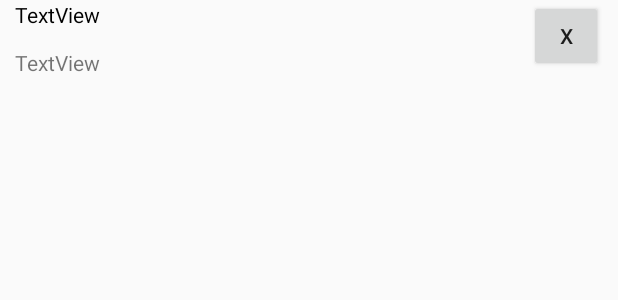
After one commit to RomanBashmakov/Android_AudioMessenger, an Android app: the layout my_message_layout.xml on its own in the app's theme, with its tools: preview values and no code run, on a phone screen of 412 x 824 dp. The commit adds this screen. Shown: the top 300 px of the screen. Run offline under Robolectric (Android 15) with nearby library versions, the phone set to English and light mode, and no system bars.

Commit message:
V1.0.5 before modifying the Receiver

```diff
--- a/app/src/main/java/com/example/audiorecorder/AmplitudeReader.java
+++ b/app/src/main/java/com/example/audiorecorder/AmplitudeReader.java
@@ -110,4 +110,6 @@ public class AmplitudeReader extends Thread {
         }
     }
 
+
+
 }
--- /dev/null
+++ b/app/src/main/java/com/example/audiorecorder/MyMessagesAdapterCallback.java
@@ -0,0 +1,5 @@
+package com.example.audiorecorder;
+
+public interface MyMessagesAdapterCallback {
+    void deleteItem(int Position);
+}
--- a/app/src/main/java/com/example/audiorecorder/application/SignalConstructor.java
+++ b/app/src/main/java/com/example/audiorecorder/application/SignalConstructor.java
@@ -43,7 +43,6 @@ public class SignalConstructor extends Thread {
         numSamples = (int) (sampleRate * duration);
         samples = new double[numSamples];
         buffer = new short[numSamples];
-        booleanList = new ArrayList<Boolean>(1000);//bits number
     }
 
     public void addHandler(Handler handler)
@@ -74,8 +73,9 @@ public class SignalConstructor extends Thread {
         }
 
         //booleanList initialization
-        for (int i = 0; i < 1000; ++i){
-            booleanList.set(i, false);
+        booleanList = new ArrayList<>();
+        for (int i = 0; i <= 1000; i++){
+            booleanList.add(false);
         }
 
         //text into bytes
--- /dev/null
+++ b/app/src/main/res/layout/my_message_layout.xml
@@ -0,0 +1,53 @@
+<?xml version="1.0" encoding="utf-8"?>
+<android.support.constraint.ConstraintLayout xmlns:android="http://schemas.android.com/apk/res/android"
+    android:id="@+id/settingLayout"
+    xmlns:app="http://schemas.android.com/apk/res-auto"
+    xmlns:tools="http://schemas.android.com/tools"
+    android:layout_width="match_parent"
+    android:layout_height="wrap_content"
+    android:layout_marginLeft="10dp"
+    android:layout_marginRight="10dp"
+    app:layout_constraintTop_toTopOf="parent">
+
+    <LinearLayout
+        android:layout_width="match_parent"
+        android:layout_height="wrap_content"
+        app:layout_constraintTop_toTopOf="parent"
+        android:orientation="horizontal"
+        android:weightSum="8">
+
+        <LinearLayout
+            android:layout_width="0dp"
+            android:layout_height="match_parent"
+            android:layout_weight="7"
+            android:orientation="vertical"
+            android:weightSum="3">
+
+            <TextView
+                android:id="@+id/textMessage"
+                android:textColor="@color/black"
+                android:layout_width="match_parent"
+                android:layout_height="0dp"
+                android:layout_weight="2"
+                android:text="TextView" />
+
+            <TextView
+                android:id="@+id/textData"
+                android:layout_width="match_parent"
+                android:layout_height="0dp"
+                android:layout_weight="1"
+                android:text="TextView" />
+
+        </LinearLayout>
+
+        <Button
+            android:id="@+id/buttonDeleteMessage"
+            android:layout_width="0dp"
+            android:layout_height="wrap_content"
+            android:layout_weight="1"
+            android:text="X"/>
+
+    </LinearLayout>
+
+
+</android.support.constraint.ConstraintLayout>
```
Also changed, not shown: app/src/main/java/com/example/audiorecorder/ChatMessages.java (+74 -0 lines), app/src/main/java/com/example/audiorecorder/MyMessage.java (added, +13 -0 lines), app/src/main/java/com/example/audiorecorder/MyMessagesAdapter.java (added, +89 -0 lines), app/src/main/res/layout/activity_chat_messages.xml (+7 -4 lines).
